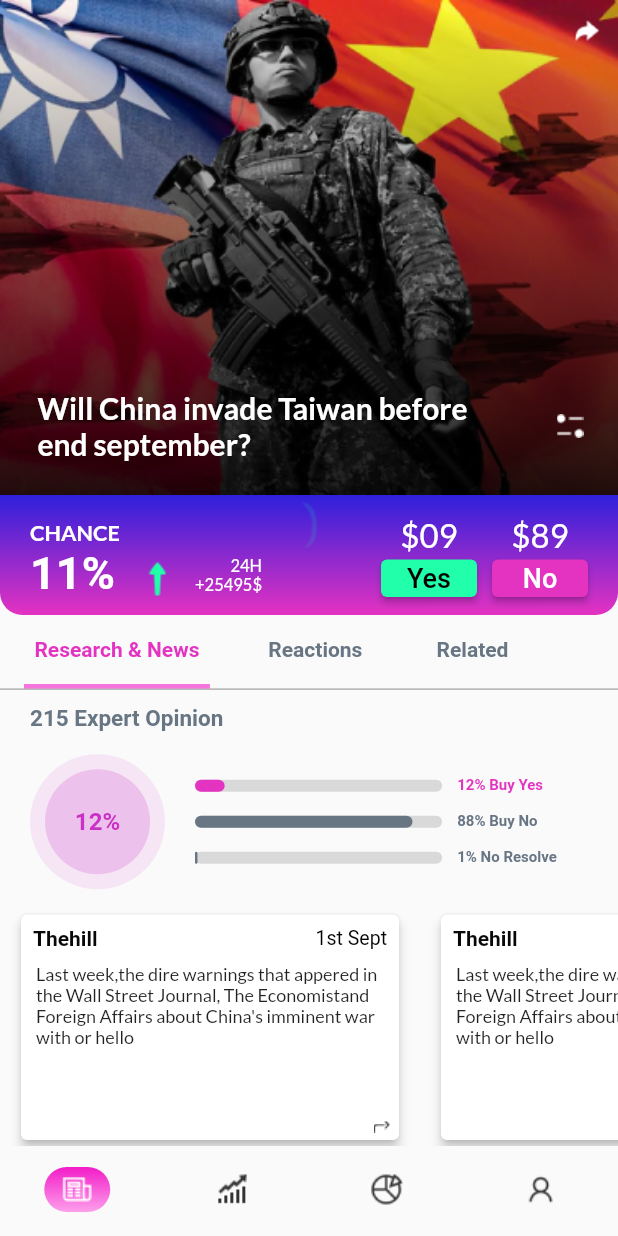
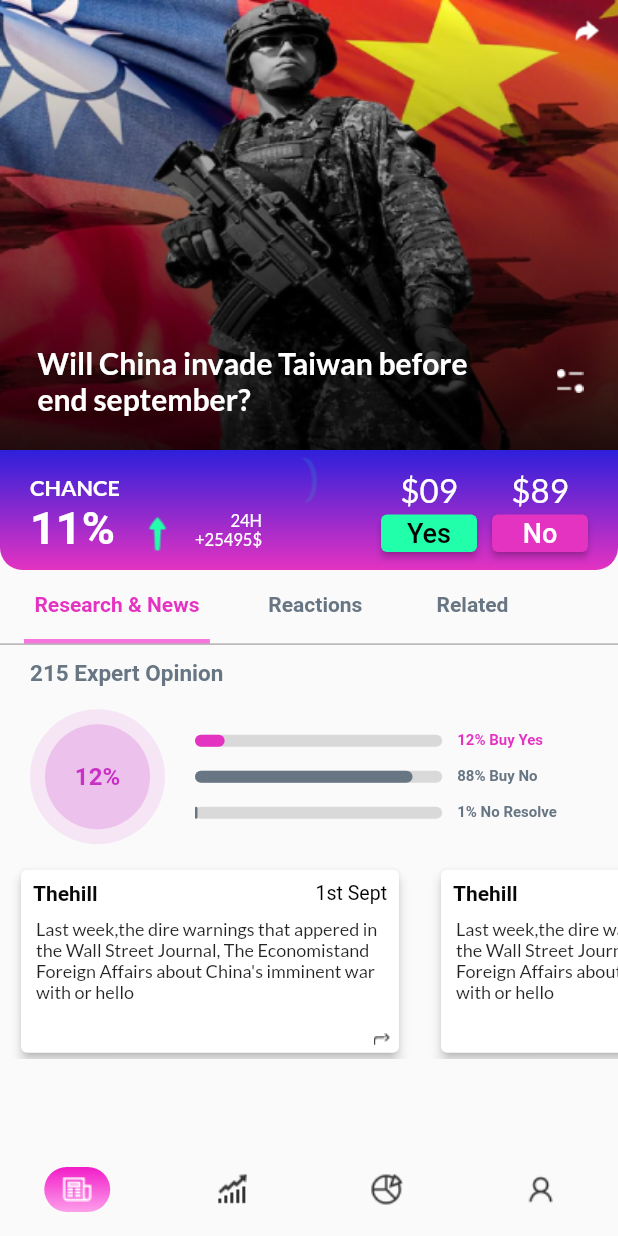
Before and after one commit to CaptainBiswa69/Task-GrowMate, a Flutter app: the screen it shows after launch, on a phone screen of 412 x 824 dp. Run offline on Flutter 3.47's test engine with Material 2 defaults, Android fonts, the phone set to English and light mode, and no system bars; our stand-ins replace google_fonts; Roboto replaces fonts that are missing (customFont).

Commit message:
Minor Changes

```diff
--- a/lib/pages/feed.dart
+++ b/lib/pages/feed.dart
@@ -23,14 +23,14 @@ class _FeedState extends State<Feed> with TickerProviderStateMixin {
                 const Positioned(
                     child: SizedBox(
                   width: 500,
-                  height: 330,
+                  height: 300,
                   child: Image(
                       fit: BoxFit.fill,
                       image: AssetImage("assets/main_view/main.png")),
                 )),
                 Positioned(
                     child: Container(
-                  height: 330,
+                  height: 300,
                   decoration: const BoxDecoration(
                       gradient: LinearGradient(
                           begin: Alignment.topCenter,
@@ -38,7 +38,7 @@ class _FeedState extends State<Feed> with TickerProviderStateMixin {
                           colors: [Colors.transparent, Colors.black87])),
                 )),
                 Positioned(
-                    top: 260,
+                    top: 230,
                     child: Row(
                       children: [
                         Padding(
--- a/lib/pages/reasearch_news.dart
+++ b/lib/pages/reasearch_news.dart
@@ -57,7 +57,9 @@ class ReasearchAndNews extends StatelessWidget {
         const SizedBox(
           height: 8,
         ),
-        Expanded(
+        SizedBox(
+          height: 130,
+          child: Expanded(
             child: ListView.builder(
                 itemCount: 3,
                 scrollDirection: Axis.horizontal,
@@ -65,6 +67,7 @@ class ReasearchAndNews extends StatelessWidget {
                   return bottomCard("Thehill", "1st Sept",
                       "Last week,the dire warnings that appered in the Wall Street Journal, The Economistand Foreign Affairs about China's imminent war with or hello");
                 })),
+          ),
         )
       ],
     );
@@ -75,7 +78,6 @@ class ReasearchAndNews extends StatelessWidget {
       padding: const EdgeInsets.symmetric(horizontal: 10),
       child: SizedBox(
         width: 260,
-        height: 125,
         child: Stack(
           children: [
             Card(
```
Lines whose indentation alone changed are shown as unchanged.
